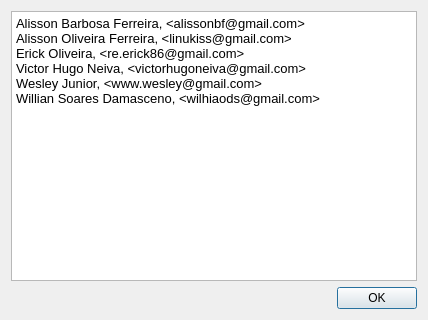
The window that telas/creditos.ui (alissonbf/projeto-coopervap) describes before a commit, drawn with Qt 5.
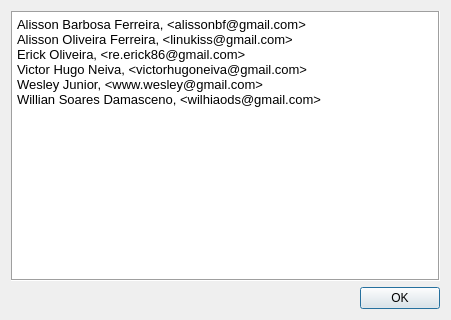
The same window after the commit. Icons and pictures are not drawn.

What changed in the file:
```diff
--- a/telas/creditos.ui
+++ b/telas/creditos.ui
@@ -6,7 +6,7 @@
    <rect>
     <x>0</x>
     <y>0</y>
-    <width>428</width>
+    <width>451</width>
     <height>320</height>
    </rect>
   </property>
@@ -20,17 +20,20 @@
   <layout class="QVBoxLayout" name="verticalLayout">
    <item>
     <widget class="QTextBrowser" name="textBrowser">
+     <property name="frameShape">
+      <enum>QFrame::Box</enum>
+     </property>
      <property name="html">
       <string>&lt;!DOCTYPE HTML PUBLIC &quot;-//W3C//DTD HTML 4.0//EN&quot; &quot;http://www.w3.org/TR/REC-html40/strict.dtd&quot;&gt;
 &lt;html&gt;&lt;head&gt;&lt;meta name=&quot;qrichtext&quot; content=&quot;1&quot; /&gt;&lt;style type=&quot;text/css&quot;&gt;
 p, li { white-space: pre-wrap; }
-&lt;/style&gt;&lt;/head&gt;&lt;body style=&quot; font-family:'Sans'; font-size:10pt; font-weight:400; font-style:normal;&quot;&gt;
-&lt;p style=&quot; margin-top:0px; margin-bottom:0px; margin-left:0px; margin-right:0px; -qt-block-indent:0; text-indent:0px;&quot;&gt;Alisson Barbosa Ferreira, &amp;lt;alissonbf@gmail.com&amp;gt;                   &lt;/p&gt;
-&lt;p style=&quot; margin-top:0px; margin-bottom:0px; margin-left:0px; margin-right:0px; -qt-block-indent:0; text-indent:0px;&quot;&gt;Alisson Oliveira Ferreira, &amp;lt;linukiss@gmail.com&amp;gt;    &lt;/p&gt;
-&lt;p style=&quot; margin-top:0px; margin-bottom:0px; margin-left:0px; margin-right:0px; -qt-block-indent:0; text-indent:0px;&quot;&gt;Erick Oliveira, &amp;lt;re.erick86@gmail.com&amp;gt;              &lt;/p&gt;
-&lt;p style=&quot; margin-top:0px; margin-bottom:0px; margin-left:0px; margin-right:0px; -qt-block-indent:0; text-indent:0px;&quot;&gt;Victor Hugo Neiva, &amp;lt;victorhugoneiva@gmail.com&amp;gt;                          &lt;/p&gt;
-&lt;p style=&quot; margin-top:0px; margin-bottom:0px; margin-left:0px; margin-right:0px; -qt-block-indent:0; text-indent:0px;&quot;&gt;Wesley Junior, &amp;lt;www.wesley@gmail.com&amp;gt;  &lt;/p&gt;
-&lt;p style=&quot; margin-top:0px; margin-bottom:0px; margin-left:0px; margin-right:0px; -qt-block-indent:0; text-indent:0px;&quot;&gt;Willian Soares Damasceno, &amp;lt;wilhiaods@gmail.com&amp;gt;&lt;/p&gt;&lt;/body&gt;&lt;/html&gt;</string>
+&lt;/style&gt;&lt;/head&gt;&lt;body style=&quot; font-family:'Ubuntu'; font-size:11pt; font-weight:400; font-style:normal;&quot;&gt;
+&lt;p style=&quot; margin-top:0px; margin-bottom:0px; margin-left:0px; margin-right:0px; -qt-block-indent:0; text-indent:0px;&quot;&gt;&lt;span style=&quot; font-family:'Sans'; font-size:10pt;&quot;&gt;Alisson Barbosa Ferreira, &amp;lt;alissonbf@gmail.com&amp;gt;                   &lt;/span&gt;&lt;/p&gt;
+&lt;p style=&quot; margin-top:0px; margin-bottom:0px; margin-left:0px; margin-right:0px; -qt-block-indent:0; text-indent:0px;&quot;&gt;&lt;span style=&quot; font-family:'Sans'; font-size:10pt;&quot;&gt;Alisson Oliveira Ferreira, &amp;lt;linukiss@gmail.com&amp;gt;    &lt;/span&gt;&lt;/p&gt;
+&lt;p style=&quot; margin-top:0px; margin-bottom:0px; margin-left:0px; margin-right:0px; -qt-block-indent:0; text-indent:0px;&quot;&gt;&lt;span style=&quot; font-family:'Sans'; font-size:10pt;&quot;&gt;Erick Oliveira, &amp;lt;re.erick86@gmail.com&amp;gt;              &lt;/span&gt;&lt;/p&gt;
+&lt;p style=&quot; margin-top:0px; margin-bottom:0px; margin-left:0px; margin-right:0px; -qt-block-indent:0; text-indent:0px;&quot;&gt;&lt;span style=&quot; font-family:'Sans'; font-size:10pt;&quot;&gt;Victor Hugo Neiva, &amp;lt;victorhugoneiva@gmail.com&amp;gt;                          &lt;/span&gt;&lt;/p&gt;
+&lt;p style=&quot; margin-top:0px; margin-bottom:0px; margin-left:0px; margin-right:0px; -qt-block-indent:0; text-indent:0px;&quot;&gt;&lt;span style=&quot; font-family:'Sans'; font-size:10pt;&quot;&gt;Wesley Junior, &amp;lt;www.wesley@gmail.com&amp;gt;  &lt;/span&gt;&lt;/p&gt;
+&lt;p style=&quot; margin-top:0px; margin-bottom:0px; margin-left:0px; margin-right:0px; -qt-block-indent:0; text-indent:0px;&quot;&gt;&lt;span style=&quot; font-family:'Sans'; font-size:10pt;&quot;&gt;Willian Soares Damasceno, &amp;lt;wilhiaods@gmail.com&amp;gt;&lt;/span&gt;&lt;/p&gt;&lt;/body&gt;&lt;/html&gt;</string>
      </property>
     </widget>
    </item>
```
